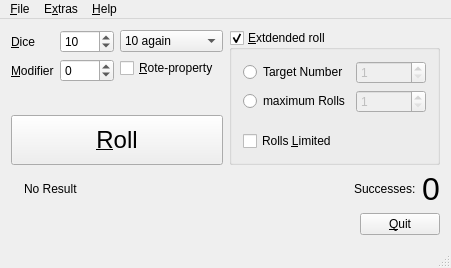
Kamduis/DiceRoller-WoD, file ui/ui_MainWindow.ui: the form before one commit.
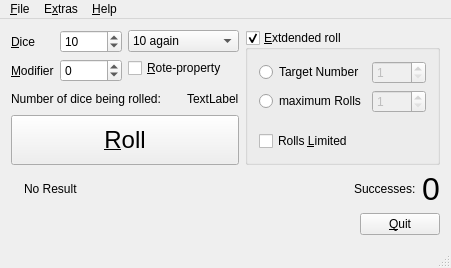
The form after the commit. Icons and pictures are not drawn.

Commit message: Shows, how many dice are rolled in total.

```diff
--- a/ui/ui_MainWindow.ui
+++ b/ui/ui_MainWindow.ui
@@ -139,17 +139,35 @@
          </layout>
         </item>
         <item>
-         <spacer name="verticalSpacer_3">
+         <layout class="QHBoxLayout" name="horizontalLayout_5">
+          <item>
+           <widget class="QLabel" name="label_2">
+            <property name="text">
+             <string>Number of dice being rolled:</string>
+            </property>
+           </widget>
+          </item>
+          <item>
+           <spacer name="horizontalSpacer_2">
           <property name="orientation">
-           <enum>Qt::Vertical</enum>
+             <enum>Qt::Horizontal</enum>
           </property>
           <property name="sizeHint" stdset="0">
            <size>
-            <width>0</width>
-            <height>0</height>
+              <width>40</width>
+              <height>20</height>
            </size>
           </property>
          </spacer>
+          </item>
+          <item>
+           <widget class="QLabel" name="label_dice_total">
+            <property name="text">
+             <string>TextLabel</string>
+            </property>
+           </widget>
+          </item>
+         </layout>
         </item>
         <item>
          <widget class="QPushButton" name="pushButton_roll">
```
Lines whose indentation alone changed are shown as unchanged. The commit also changes 1 other file.
